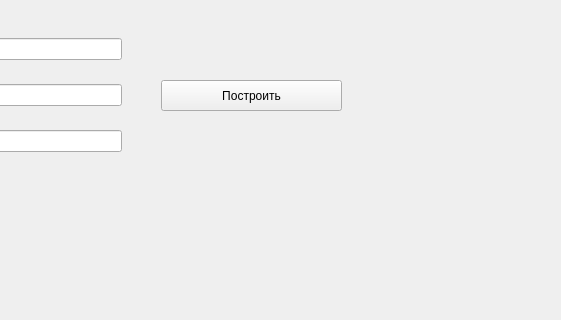
Above: des.ui from Darya-Tolmeneva/BigProject0-0 before the change; both pictures show x 209 to 770 and y 0 to 320 of the 770 by 860 pixel window. Below: the same form after it.
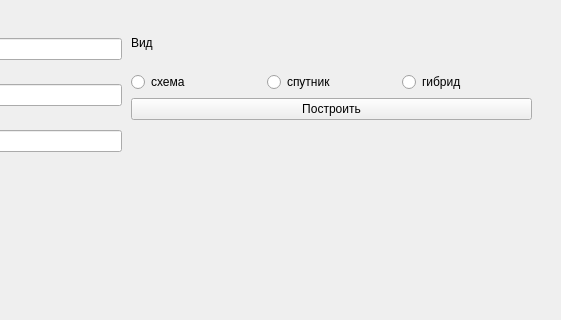
That is the form after the change.

Commit message:
ʕ•ᴥ•ʔ
Добавлено изменение формата карты

Patch:
```diff
--- a/des.ui
+++ b/des.ui
@@ -56,24 +56,11 @@
      </item>
     </layout>
    </widget>
-   <widget class="QPushButton" name="pushButton">
-    <property name="geometry">
-     <rect>
-      <x>370</x>
-      <y>80</y>
-      <width>181</width>
-      <height>31</height>
-     </rect>
-    </property>
-    <property name="text">
-     <string>Построить</string>
-    </property>
-   </widget>
    <widget class="QLabel" name="label_4">
     <property name="geometry">
      <rect>
       <x>10</x>
-      <y>190</y>
+      <y>200</y>
       <width>731</width>
       <height>591</height>
      </rect>
@@ -82,18 +69,63 @@
      <string/>
     </property>
    </widget>
-   <widget class="QLabel" name="label_5">
+   <widget class="QWidget" name="verticalLayoutWidget">
     <property name="geometry">
      <rect>
-      <x>380</x>
-      <y>120</y>
-      <width>171</width>
-      <height>20</height>
+      <x>340</x>
+      <y>20</y>
+      <width>401</width>
+      <height>151</height>
      </rect>
     </property>
-    <property name="text">
-     <string/>
-    </property>
+    <layout class="QVBoxLayout" name="verticalLayout">
+     <item>
+      <widget class="QLabel" name="label_6">
+       <property name="text">
+        <string>Вид</string>
+       </property>
+      </widget>
+     </item>
+     <item>
+      <layout class="QHBoxLayout" name="horizontalLayout">
+       <item>
+        <widget class="QRadioButton" name="radioButton">
+         <property name="text">
+          <string>схема</string>
+         </property>
+        </widget>
+       </item>
+       <item>
+        <widget class="QRadioButton" name="radioButton_2">
+         <property name="text">
+          <string>спутник</string>
+         </property>
+        </widget>
+       </item>
+       <item>
+        <widget class="QRadioButton" name="radioButton_3">
+         <property name="text">
+          <string>гибрид</string>
+         </property>
+        </widget>
+       </item>
+      </layout>
+     </item>
+     <item>
+      <widget class="QPushButton" name="pushButton">
+       <property name="text">
+        <string>Построить</string>
+       </property>
+      </widget>
+     </item>
+     <item>
+      <widget class="QLabel" name="label_5">
+       <property name="text">
+        <string/>
+       </property>
+      </widget>
+     </item>
+    </layout>
    </widget>
   </widget>
   <widget class="QMenuBar" name="menubar">
```
The commit also changes 1 other file.
